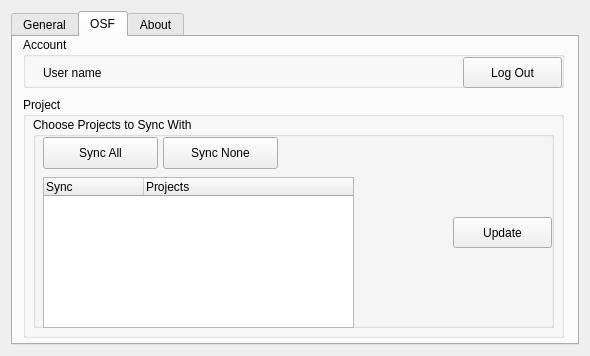
This is osfoffline/views/rsc/gui/preferences_gui/preferences.ui in CenterForOpenScience/osf-sync as Qt 5 draws it before an edit. The edited form follows.
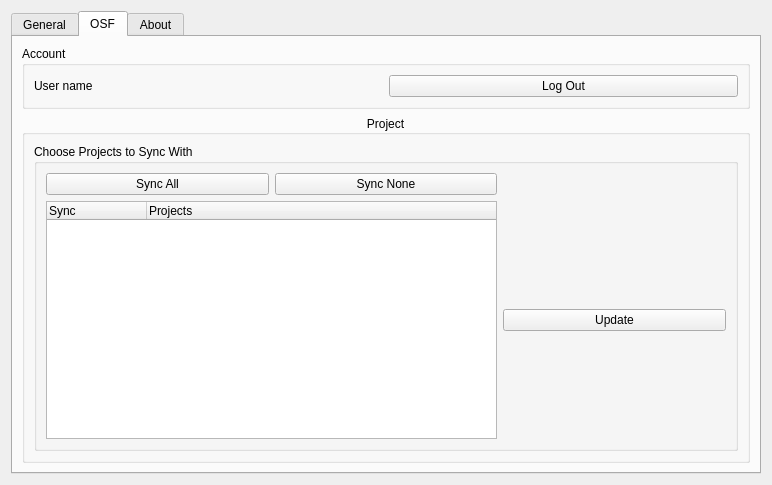
This is the edited form.

Commit message: Auto resize the preferences pane

Diff of the .ui file:
```diff
--- a/osfoffline/views/rsc/gui/preferences_gui/preferences.ui
+++ b/osfoffline/views/rsc/gui/preferences_gui/preferences.ui
@@ -6,15 +6,15 @@
    <rect>
     <x>0</x>
     <y>0</y>
-    <width>590</width>
-    <height>356</height>
+    <width>772</width>
+    <height>485</height>
    </rect>
   </property>
   <property name="windowTitle">
    <string>Preferences</string>
   </property>
-  <layout class="QVBoxLayout" name="verticalLayout_2">
-   <item>
+  <layout class="QGridLayout" name="gridLayout_3">
+   <item row="0" column="0">
     <layout class="QHBoxLayout" name="horizontalLayout">
      <item>
       <widget class="QTabWidget" name="tabWidget">
@@ -118,91 +118,67 @@
         <attribute name="title">
          <string>OSF</string>
         </attribute>
+        <layout class="QGridLayout" name="gridLayout">
+         <item row="0" column="0">
         <widget class="QGroupBox" name="groupBox_2">
-         <property name="geometry">
-          <rect>
-           <x>10</x>
-           <y>0</y>
-           <width>541</width>
-           <height>51</height>
-          </rect>
-         </property>
          <property name="title">
           <string>Account</string>
          </property>
+           <layout class="QGridLayout" name="gridLayout_2">
+            <item row="0" column="0">
          <widget class="QLabel" name="label">
-          <property name="geometry">
-           <rect>
-            <x>20</x>
-            <y>20</y>
-            <width>411</width>
-            <height>31</height>
-           </rect>
-          </property>
           <property name="text">
            <string>User name</string>
           </property>
          </widget>
+            </item>
+            <item row="0" column="1">
          <widget class="QPushButton" name="accountLogOutButton">
-          <property name="geometry">
-           <rect>
-            <x>440</x>
-            <y>20</y>
-            <width>99</width>
-            <height>31</height>
-           </rect>
-          </property>
           <property name="text">
            <string>Log Out</string>
           </property>
          </widget>
-        </widget>
+            </item>
+           </layout>
+          </widget>
+         </item>
+         <item row="1" column="0">
         <widget class="QGroupBox" name="groupBox_4">
-         <property name="geometry">
-          <rect>
-           <x>10</x>
-           <y>60</y>
-           <width>541</width>
-           <height>241</height>
-          </rect>
+           <property name="layoutDirection">
+            <enum>Qt::LeftToRight</enum>
+           </property>
+           <property name="autoFillBackground">
+            <bool>false</bool>
          </property>
          <property name="title">
           <string>Project</string>
          </property>
+           <property name="alignment">
+            <set>Qt::AlignCenter</set>
+           </property>
+           <layout class="QGridLayout" name="gridLayout_5">
+            <item row="0" column="0">
          <widget class="QGroupBox" name="groupBox_5">
-          <property name="geometry">
-           <rect>
-            <x>10</x>
-            <y>20</y>
-            <width>521</width>
-            <height>211</height>
-           </rect>
-          </property>
           <property name="title">
            <string>Choose Projects to Sync With</string>
           </property>
-          <widget class="QPushButton" name="changeFolderButton_2">
-           <property name="geometry">
-            <rect>
-             <x>420</x>
-             <y>100</y>
-             <width>99</width>
-             <height>31</height>
-            </rect>
-           </property>
+              <layout class="QGridLayout" name="gridLayout_4">
+               <item row="0" column="0">
+                <widget class="QPushButton" name="pushButton">
+                 <property name="text">
+                  <string>Sync All</string>
+                 </property>
+                </widget>
+               </item>
+               <item row="0" column="1">
+                <widget class="QPushButton" name="pushButton_2">
            <property name="text">
-            <string>Update</string>
-           </property>
-          </widget>
+                  <string>Sync None</string>
+                 </property>
+                </widget>
+               </item>
+               <item row="1" column="0" colspan="2">
           <widget class="QTreeWidget" name="treeWidget">
-           <property name="geometry">
-            <rect>
-             <x>10</x>
-             <y>60</y>
-             <width>311</width>
-             <height>151</height>
-            </rect>
-           </property>
            <property name="toolTipDuration">
             <number>-1</number>
            </property>
@@ -217,34 +193,21 @@
             </property>
            </column>
           </widget>
-          <widget class="QPushButton" name="pushButton">
-           <property name="geometry">
-            <rect>
-             <x>10</x>
-             <y>20</y>
-             <width>115</width>
-             <height>32</height>
-            </rect>
-           </property>
+               </item>
+               <item row="1" column="2">
+                <widget class="QPushButton" name="changeFolderButton_2">
            <property name="text">
-            <string>Sync All</string>
-           </property>
-          </widget>
-          <widget class="QPushButton" name="pushButton_2">
-           <property name="geometry">
-            <rect>
-             <x>130</x>
-             <y>20</y>
-             <width>115</width>
-             <height>32</height>
-            </rect>
-           </property>
-           <property name="text">
-            <string>Sync None</string>
-           </property>
-          </widget>
-         </widget>
-        </widget>
+                  <string>Update</string>
+                 </property>
+                </widget>
+               </item>
+              </layout>
+             </widget>
+            </item>
+           </layout>
+          </widget>
+         </item>
+        </layout>
        </widget>
        <widget class="QWidget" name="tab_5">
         <attribute name="title">
```
Left out of the diff: 38 changed lines with no effect on the pictures. Lines whose indentation alone changed are shown as unchanged. The commit also changes 1 other file.
